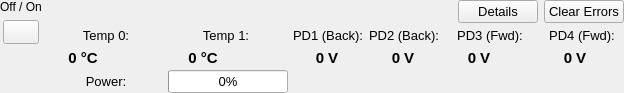
bulkanul/EVO_YFL_1064_GUI_coherent2, file preamplifier_panel.ui: the form before one commit.
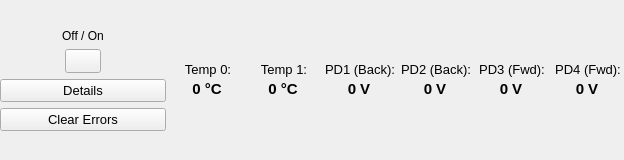
The form after the commit. Icons and pictures are not drawn.

Diff of the .ui file:
```diff
--- a/preamplifier_panel.ui
+++ b/preamplifier_panel.ui
@@ -7,7 +7,7 @@
     <x>0</x>
     <y>0</y>
     <width>624</width>
-    <height>93</height>
+    <height>160</height>
    </rect>
   </property>
   <property name="minimumSize">
@@ -42,6 +42,19 @@
     <layout class="QHBoxLayout" name="horizontalLayout_3">
      <item>
       <layout class="QVBoxLayout" name="verticalLayout_2">
+       <item>
+        <spacer name="verticalSpacer_2">
+         <property name="orientation">
+          <enum>Qt::Vertical</enum>
+         </property>
+         <property name="sizeHint" stdset="0">
+          <size>
+           <width>20</width>
+           <height>40</height>
+          </size>
+         </property>
+        </spacer>
+       </item>
        <item>
         <widget class="QLabel" name="label_onoff_preamp">
          <property name="alignment">
@@ -103,6 +116,50 @@
          </item>
         </layout>
        </item>
+       <item>
+        <widget class="QWidget" name="w_error_box" native="true">
+         <layout class="QVBoxLayout" name="verticalLayout_error_box">
+          <property name="leftMargin">
+           <number>0</number>
+          </property>
+          <property name="topMargin">
+           <number>0</number>
+          </property>
+          <property name="rightMargin">
+           <number>0</number>
+          </property>
+          <property name="bottomMargin">
+           <number>0</number>
+          </property>
+          <item>
+           <widget class="QPushButton" name="pushButton">
+            <property name="font">
+             <font>
+              <family>Arial</family>
+              <pointsize>10</pointsize>
+             </font>
+            </property>
+            <property name="text">
+             <string>Details</string>
+            </property>
+           </widget>
+          </item>
+          <item>
+           <widget class="QPushButton" name="pb_reset">
+            <property name="font">
+             <font>
+              <family>Arial</family>
+              <pointsize>10</pointsize>
+             </font>
+            </property>
+            <property name="text">
+             <string>Clear Errors</string>
+            </property>
+           </widget>
+          </item>
+         </layout>
+        </widget>
+       </item>
        <item>
         <spacer name="verticalSpacer">
          <property name="orientation">
@@ -122,14 +179,105 @@
       <layout class="QVBoxLayout" name="verticalLayout_3">
        <item>
         <layout class="QGridLayout" name="gridLayout_2">
-         <property name="spacing">
-          <number>3</number>
-         </property>
          <property name="horizontalSpacing">
           <number>4</number>
          </property>
+         <property name="verticalSpacing">
+          <number>3</number>
+         </property>
+         <item row="2" column="0">
+          <widget class="QLabel" name="l_temp_0">
+           <property name="minimumSize">
+            <size>
+             <width>70</width>
+             <height>0</height>
+            </size>
+           </property>
+           <property name="maximumSize">
+            <size>
+             <width>70</width>
+             <height>16777215</height>
+            </size>
+           </property>
+           <property name="font">
+            <font>
+             <family>Arial</family>
+             <pointsize>11</pointsize>
+             <bold>true</bold>
+            </font>
+           </property>
+           <property name="text">
+            <string>0 °C</string>
+           </property>
+           <property name="alignment">
+            <set>Qt::AlignCenter</set>
+           </property>
+          </widget>
+         </item>
+         <item row="1" column="2">
+          <widget class="QLabel" name="label_2">
+           <property name="sizePolicy">
+            <sizepolicy hsizetype="Minimum" vsizetype="Preferred">
+             <horstretch>0</horstretch>
+             <verstretch>0</verstretch>
+            </sizepolicy>
+           </property>
+           <property name="minimumSize">
+            <size>
+             <width>72</width>
+             <height>0</height>
+            </size>
+           </property>
+           <property name="font">
+            <font>
+             <family>Arial</family>
+             <pointsize>10</pointsize>
+            </font>
+           </property>
+           <property name="text">
+            <string>PD1 (Back):</string>
+           </property>
+           <property name="alignment">
+            <set>Qt::AlignCenter</set>
+           </property>
+          </widget>
+         </item>
+         <item row="1" column="1">
+          <widget class="QLabel" name="label_9">
+           <property name="sizePolicy">
+            <sizepolicy hsizetype="Minimum" vsizetype="Preferred">
+             <horstretch>0</horstretch>
+             <verstretch>0</verstretch>
+            </sizepolicy>
+           </property>
+           <property name="minimumSize">
+            <size>
+             <width>72</width>
+             <height>0</height>
+            </size>
+           </property>
+           <property name="maximumSize">
+            <size>
+             <width>72</width>
+             <height>16777215</height>
+            </size>
+           </property>
+           <property name="font">
+            <font>
+             <family>Arial</family>
+             <pointsize>10</pointsize>
+            </font>
+           </property>
+           <property name="text">
+            <string>Temp 1:</string>
+           </property>
+           <property name="alignment">
+            <set>Qt::AlignCenter</set>
+           </property>
+          </widget>
+         </item>
          <item row="2" column="4">
-          <widget class="QLabel" name="l_pd_2_back">
+          <widget class="QLabel" name="l_pd_3_fwd">
            <property name="minimumSize">
             <size>
              <width>70</width>
@@ -157,29 +305,28 @@
            </property>
           </widget>
          </item>
-         <item row="2" column="6">
-          <widget class="QLabel" name="l_pd_4_fwd">
+         <item row="1" column="3">
+          <widget class="QLabel" name="label_3">
+           <property name="sizePolicy">
+            <sizepolicy hsizetype="Minimum" vsizetype="Preferred">
+             <horstretch>0</horstretch>
+             <verstretch>0</verstretch>
+            </sizepolicy>
+           </property>
            <property name="minimumSize">
             <size>
-             <width>70</width>
+             <width>72</width>
              <height>0</height>
             </size>
            </property>
-           <property name="maximumSize">
-            <size>
-             <width>70</width>
-             <height>16777215</height>
-            </size>
-           </property>
            <property name="font">
             <font>
              <family>Arial</family>
-             <pointsize>11</pointsize>
-             <bold>true</bold>
+             <pointsize>10</pointsize>
             </font>
            </property>
            <property name="text">
-            <string>0 V</string>
+            <string>PD2 (Back):</string>
            </property>
            <property name="alignment">
             <set>Qt::AlignCenter</set>
@@ -216,34 +363,6 @@
           </widget>
          </item>
          <item row="1" column="5">
-          <widget class="QLabel" name="label_11">
-           <property name="minimumSize">
-            <size>
-             <width>72</width>
-             <height>0</height>
-            </size>
-           </property>
-           <property name="sizePolicy">
-            <sizepolicy hsizetype="Minimum" vsizetype="Preferred">
-             <horstretch>0</horstretch>
-             <verstretch>0</verstretch>
-            </sizepolicy>
-           </property>
-           <property name="font">
-            <font>
-             <family>Arial</family>
-             <pointsize>10</pointsize>
-            </font>
-           </property>
-           <property name="text">
-            <string>PD3 (Fwd):</string>
-           </property>
-           <property name="alignment">
-            <set>Qt::AlignCenter</set>
-           </property>
-          </widget>
-         </item>
-         <item row="1" column="6">
           <widget class="QLabel" name="label_12">
            <property name="minimumSize">
             <size>
@@ -271,14 +390,125 @@
            </property>
           </widget>
          </item>
+         <item row="0" column="1">
+          <spacer name="verticalSpacer_3">
+           <property name="orientation">
+            <enum>Qt::Vertical</enum>
+           </property>
+           <property name="sizeHint" stdset="0">
+            <size>
+             <width>20</width>
+             <height>40</height>
+            </size>
+           </property>
+          </spacer>
+         </item>
+         <item row="2" column="5">
+          <widget class="QLabel" name="l_pd_4_fwd">
+           <property name="minimumSize">
+            <size>
+             <width>70</width>
+             <height>0</height>
+            </size>
+           </property>
+           <property name="maximumSize">
+            <size>
+             <width>70</width>
+             <height>16777215</height>
+            </size>
+           </property>
+           <property name="font">
+            <font>
+             <family>Arial</family>
+             <pointsize>11</pointsize>
+             <bold>true</bold>
+            </font>
+           </property>
+           <property name="text">
+            <string>0 V</string>
+           </property>
+           <property name="alignment">
+            <set>Qt::AlignCenter</set>
+           </property>
+          </widget>
+         </item>
+         <item row="1" column="4">
+          <widget class="QLabel" name="label_11">
+           <property name="sizePolicy">
+            <sizepolicy hsizetype="Minimum" vsizetype="Preferred">
+             <horstretch>0</horstretch>
+             <verstretch>0</verstretch>
+            </sizepolicy>
+           </property>
+           <property name="minimumSize">
+            <size>
+             <width>72</width>
+             <height>0</height>
+            </size>
+           </property>
+           <property name="font">
+            <font>
+             <family>Arial</family>
+             <pointsize>10</pointsize>
+            </font>
+           </property>
+           <property name="text">
+            <string>PD3 (Fwd):</string>
+           </property>
+           <property name="alignment">
+            <set>Qt::AlignCenter</set>
+           </property>
+          </widget>
+         </item>
+         <item row="2" column="2">
+          <widget class="QLabel" name="l_pd_1_back">
+           <property name="minimumSize">
+            <size>
+             <width>70</width>
+             <height>0</height>
+            </size>
+           </property>
+           <property name="maximumSize">
+            <size>
+             <width>70</width>
+             <height>16777215</height>
+            </size>
+           </property>
+           <property name="font">
+            <font>
+             <family>Arial</family>
+             <pointsize>11</pointsize>
+             <bold>true</bold>
+            </font>
+           </property>
+           <property name="text">
+            <string>0 V</string>
+           </property>
+           <property name="alignment">
+            <set>Qt::AlignCenter</set>
+           </property>
+          </widget>
+         </item>
          <item row="1" column="0">
           <widget class="QLabel" name="label_8">
            <property name="sizePolicy">
-            <sizepolicy hsizetype="Expanding" vsizetype="Preferred">
+            <sizepolicy hsizetype="Minimum" vsizetype="Preferred">
              <horstretch>0</horstretch>
              <verstretch>0</verstretch>
             </sizepolicy>
            </property>
+           <property name="minimumSize">
+            <size>
+             <width>72</width>
+             <height>0</height>
+            </size>
+           </property>
+           <property name="maximumSize">
+            <size>
+             <width>72</width>
+             <height>16777215</height>
+            </size>
+           </property>
            <property name="font">
             <font>
              <family>Arial</family>
@@ -294,7 +524,7 @@
           </widget>
          </item>
          <item row="2" column="3">
-          <widget class="QLabel" name="l_pd_1_back">
+          <widget class="QLabel" name="l_pd_2_back">
            <property name="minimumSize">
             <size>
              <width>70</width>
@@ -322,286 +552,18 @@
            </property>
           </widget>
          </item>
-         <item row="1" column="1">
-          <widget class="QLabel" name="label_9">
-           <property name="sizePolicy">
-            <sizepolicy hsizetype="Expanding" vsizetype="Preferred">
-             <horstretch>0</horstretch>
-             <verstretch>0</verstretch>
-            </sizepolicy>
+         <item row="3" column="1">
+          <spacer name="verticalSpacer_4">
+           <property name="orientation">
+            <enum>Qt::Vertical</enum>
            </property>
-           <property name="font">
-            <font>
-             <family>Arial</family>
-             <pointsize>10</pointsize>
-            </font>
-           </property>
-           <property name="text">
-            <string>Temp 1:</string>
-           </property>
-           <property name="alignment">
-            <set>Qt::AlignCenter</set>
-           </property>
-          </widget>
-         </item>
-         <item row="2" column="0">
-          <widget class="QLabel" name="l_temp_0">
-           <property name="minimumSize">
+           <property name="sizeHint" stdset="0">
             <size>
-             <width>70</width>
-             <height>0</height>
+             <width>20</width>
+             <height>40</height>
             </size>
            </property>
-           <property name="maximumSize">
-            <size>
-             <width>70</width>
-             <height>16777215</height>
-            </size>
-           </property>
-           <property name="font">
-            <font>
-             <family>Arial</family>
-             <pointsize>11</pointsize>
-             <bold>true</bold>
-            </font>
-           </property>
-           <property name="text">
-            <string>0 °C</string>
-           </property>
-           <property name="alignment">
-            <set>Qt::AlignCenter</set>
-           </property>
-          </widget>
-         </item>
-         <item row="2" column="5">
-          <widget class="QLabel" name="l_pd_3_fwd">
-           <property name="minimumSize">
-            <size>
-             <width>70</width>
-             <height>0</height>
-            </size>
-           </property>
-           <property name="maximumSize">
-            <size>
-             <width>70</width>
-             <height>16777215</height>
-            </size>
-           </property>
-           <property name="font">
-            <font>
-             <family>Arial</family>
-             <pointsize>11</pointsize>
-             <bold>true</bold>
-            </font>
-           </property>
-           <property name="text">
-            <string>0 V</string>
-           </property>
-           <property name="alignment">
-            <set>Qt::AlignCenter</set>
-           </property>
-          </widget>
-         </item>
-         <item row="1" column="3">
-          <widget class="QLabel" name="label_2">
-           <property name="minimumSize">
-            <size>
-             <width>72</width>
-             <height>0</height>
-            </size>
-           </property>
-           <property name="sizePolicy">
-            <sizepolicy hsizetype="Minimum" vsizetype="Preferred">
-             <horstretch>0</horstretch>
-             <verstretch>0</verstretch>
-            </sizepolicy>
-           </property>
-           <property name="font">
-            <font>
-             <family>Arial</family>
-             <pointsize>10</pointsize>
-            </font>
-           </property>
-           <property name="text">
-            <string>PD1 (Back):</string>
-           </property>
-           <property name="alignment">
-            <set>Qt::AlignCenter</set>
-           </property>
-          </widget>
-         </item>
-         <item row="1" column="4">
-          <widget class="QLabel" name="label_3">
-           <property name="minimumSize">
-            <size>
-             <width>72</width>
-             <height>0</height>
-            </size>
-           </property>
-           <property name="sizePolicy">
-            <sizepolicy hsizetype="Minimum" vsizetype="Preferred">
-             <horstretch>0</horstretch>
-             <verstretch>0</verstretch>
-            </sizepolicy>
-           </property>
-           <property name="font">
-            <font>
-             <family>Arial</family>
-             <pointsize>10</pointsize>
-            </font>
-           </property>
-           <property name="text">
-            <string>PD2 (Back):</string>
-           </property>
-           <property name="alignment">
-            <set>Qt::AlignCenter</set>
-           </property>
-          </widget>
-         </item>
-         <item row="3" column="0">
-          <widget class="QLabel" name="label_power">
-           <property name="font">
-            <font>
-             <family>Arial</family>
-             <pointsize>10</pointsize>
-            </font>
-           </property>
-           <property name="text">
-            <string>Power:</string>
-           </property>
-           <property name="alignment">
-            <set>Qt::AlignCenter</set>
-           </property>
-          </widget>
-         </item>
-         <item row="3" column="1" colspan="2">
-          <widget class="QProgressBar" name="progressBar_power">
-           <property name="minimumSize">
-            <size>
-             <width>120</width>
-             <height>22</height>
-            </size>
-           </property>
-           <property name="font">
-            <font>
-             <family>Arial</family>
-             <pointsize>10</pointsize>
-            </font>
-           </property>
-           <property name="minimum">
-            <number>0</number>
-           </property>
-           <property name="maximum">
-            <number>100</number>
-           </property>
-           <property name="value">
-            <number>0</number>
-           </property>
-           <property name="format">
-            <string>%p%</string>
-           </property>
-           <property name="textVisible">
-            <bool>true</bool>
-           </property>
-          </widget>
-         </item>
-         <item row="0" column="5" colspan="2">
-          <widget class="QWidget" name="w_error_box" native="true">
-           <layout class="QHBoxLayout" name="horizontalLayout_4">
-            <property name="leftMargin">
-             <number>0</number>
-            </property>
-            <property name="topMargin">
-             <number>0</number>
-            </property>
-            <property name="rightMargin">
-             <number>0</number>
-            </property>
-            <property name="bottomMargin">
-             <number>0</number>
-            </property>
-            <item>
-             <widget class="QLabel" name="label">
-              <property name="palette">
-               <palette>
-                <active>
-                 <colorrole role="WindowText">
-                  <brush brushstyle="SolidPattern">
-                   <color alpha="255">
-                    <red>255</red>
-                    <green>0</green>
-                    <blue>0</blue>
-                   </color>
-                  </brush>
-                 </colorrole>
-                </active>
-                <inactive>
-                 <colorrole role="WindowText">
-                  <brush brushstyle="SolidPattern">
-                   <color alpha="255">
-                    <red>255</red>
-                    <green>0</green>
-                    <blue>0</blue>
-                   </color>
-                  </brush>
-                 </colorrole>
-                </inactive>
-                <disabled>
-                 <colorrole role="WindowText">
-                  <brush brushstyle="SolidPattern">
-                   <color alpha="255">
-                    <red>120</red>
-                    <green>120</green>
-                    <blue>120</blue>
-                   </color>
-                  </brush>
-                 </colorrole>
-                </disabled>
-               </palette>
-              </property>
-              <property name="font">
-               <font>
-                <family>Arial</family>
-                <pointsize>10</pointsize>
-                <bold>true</bold>
-               </font>
-              </property>
-              <property name="text">
-               <string/>
-              </property>
-              <property name="alignment">
-               <set>Qt::AlignCenter</set>
-              </property>
-             </widget>
-            </item>
-            <item>
-             <widget class="QPushButton" name="pushButton">
-              <property name="font">
-               <font>
-                <family>Arial</family>
-                <pointsize>10</pointsize>
-               </font>
-              </property>
-              <property name="text">
-               <string>Details</string>
-              </property>
-             </widget>
-            </item>
-            <item>
-             <widget class="QPushButton" name="pb_reset">
-              <property name="font">
-               <font>
-                <family>Arial</family>
-                <pointsize>10</pointsize>
-               </font>
-              </property>
-              <property name="text">
-               <string>Clear Errors</string>
-              </property>
-             </widget>
-            </item>
-           </layout>
-          </widget>
+          </spacer>
          </item>
         </layout>
        </item>
```
Left out of the diff: 30 changed lines with no effect on the pictures.
